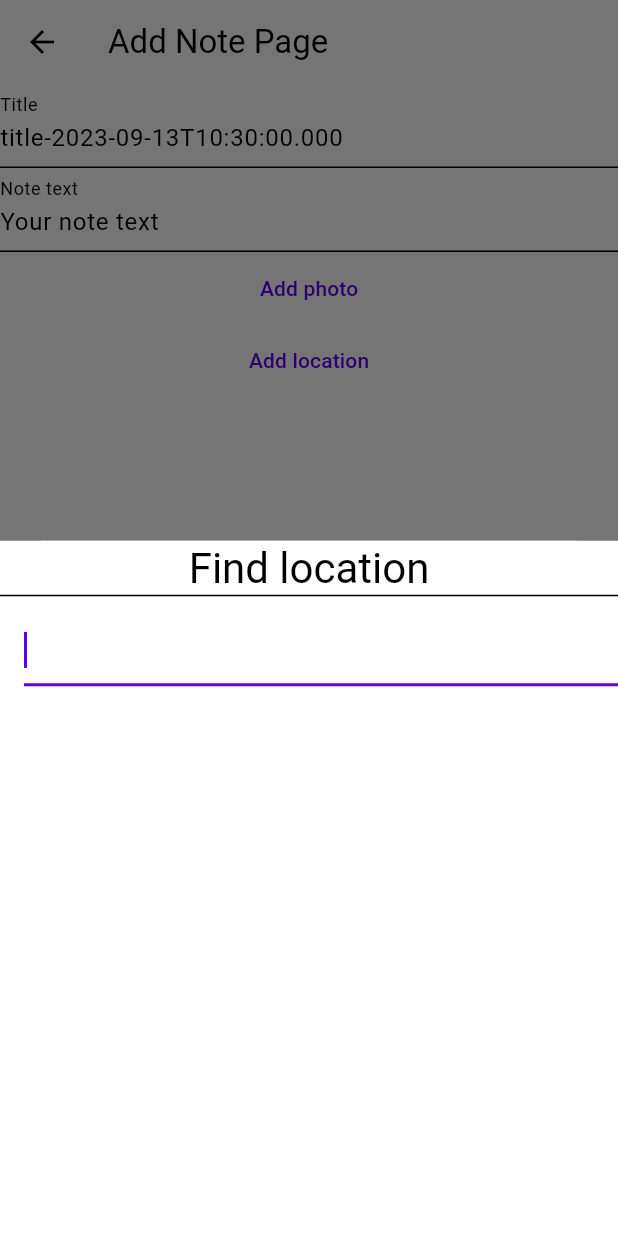
After one commit to Siponek/Flutter-on-Xanax, a Flutter app: the AddNotePage screen opened by its route, after a tap on "Add location", on a phone screen of 412 x 824 dp. The commit adds this screen. Run offline on Flutter 3.47's test engine with Material 2 defaults, Android fonts, the phone set to English and light mode, and no system bars; our stand-ins replace cloud_firestore, device_info_plus, equatable, firebase_core, firebase_storage, flutter_bloc and 7 more; missing offline and left inert: google_maps_webservice; accounts and stored records are empty.

Commit message:
feat: add note page overhaul

```diff
--- a/todoapp/lib/features/home/presentation/pages/add_note_page/add_note_page.dart
+++ b/todoapp/lib/features/home/presentation/pages/add_note_page/add_note_page.dart
@@ -1,11 +1,12 @@
-import 'dart:developer';
 
 import 'package:flutter/material.dart';
 import 'package:flutter_bloc/flutter_bloc.dart';
+import 'package:google_maps_webservice/places.dart';
 import 'package:image_picker/image_picker.dart';
 import 'package:todoapp/features/home/presentation/cubits/add_note_cubit/add_note_cubit.dart';
 import 'package:todoapp/features/home/presentation/cubits/add_note_cubit/add_note_state.dart';
 import 'package:todoapp/features/home/presentation/pages/add_note_page/widgets/bottom_sheet_choose_image.dart';
+import 'package:todoapp/features/home/presentation/pages/add_note_page/widgets/find_location_bottom_sheet/find_location_bottom_sheet.dart';
 
 import 'package:todoapp/services/repository_firestore.dart';
 
@@ -25,7 +26,8 @@ class AddNotePage extends StatefulWidget {
 }
 
 class _AddNotePageState extends State<AddNotePage> {
-  final TextEditingController titleController = TextEditingController();
+  final TextEditingController titleController =
+      TextEditingController(text: "title-${DateTime.now().toIso8601String()}");
   final _formKey = GlobalKey<FormState>();
   @override
   Widget build(BuildContext context) {
@@ -33,13 +35,7 @@ class _AddNotePageState extends State<AddNotePage> {
       create: (context) => AddNoteCubit(context.read<RepositoryFirestore>()),
       child: Builder(builder: (context) {
         return BlocListener<AddNoteCubit, AddNoteState>(
-          listener: (context, state) {
-            // state.whenOrNull(
-            //   failure: (failureMessage, noteInput) {
-            //     titleController.
-            //   },
-            // );
-          },
+          listener: (context, state) {},
           child: Scaffold(
             appBar: AppBar(title: const Text('Add Note Page')),
             floatingActionButton: AddNoteFloatingButton(formKey: _formKey),
@@ -50,6 +46,7 @@ class _AddNotePageState extends State<AddNotePage> {
                   TextFormField(
                     controller: titleController,
                     decoration: const InputDecoration(labelText: 'Title'),
+                    // insert a default value
                     onChanged: (value) =>
                         context.read<AddNoteCubit>().titleChanged(value),
                     validator: (value) {
@@ -61,6 +58,7 @@ class _AddNotePageState extends State<AddNotePage> {
                   ),
                   TextFormField(
                     decoration: const InputDecoration(labelText: 'Note text'),
+                    initialValue: "Your note text",
                     onChanged: (value) =>
                         context.read<AddNoteCubit>().descriptionChanged(value),
                     validator: (value) {
@@ -82,6 +80,19 @@ class _AddNotePageState extends State<AddNotePage> {
                     },
                     child: const Text('Add photo'),
                   ),
+                  TextButton(
+                    onPressed: () async {
+                      final PlaceDetails placeDetails =
+                          await showModalBottomSheet(
+                        context: context,
+                        builder: (context) => const FindLocationBottomSheet(),
+                      );
+                      context
+                          .read<AddNoteCubit>()
+                          .locationChanged(placeDetails);
+                    },
+                    child: const Text('Add location'),
+                  ),
                 ],
               ),
             ),
--- a/todoapp/lib/features/home/presentation/pages/add_note_page/widgets/add_note_floating_button.dart
+++ b/todoapp/lib/features/home/presentation/pages/add_note_page/widgets/add_note_floating_button.dart
@@ -1,6 +1,5 @@
 import 'dart:developer';
 
-import 'package:cloud_firestore/cloud_firestore.dart';
 import 'package:flutter/material.dart';
 import 'package:flutter_bloc/flutter_bloc.dart';
 import 'package:todoapp/features/home/presentation/cubits/add_note_cubit/add_note_cubit.dart';
@@ -26,14 +25,8 @@ class AddNoteFloatingButton extends StatelessWidget {
           orElse: () => FloatingActionButton.extended(
             onPressed: () {
               if (formKey.currentState!.validate()) {
-                log('Note added');
+                log('Note Button pressed', name: 'add_note_floating_button');
                 context.read<AddNoteCubit>().addNote();
-                // log(context
-                //     .read<AddNoteCubit>()
-                //     .state
-                //     .noteInput
-                //     .toJson()
-                //     .toString());
               }
             },
             icon: const Icon(Icons.add),
--- a/todoapp/lib/features/home/presentation/pages/add_note_page/widgets/bottom_sheet_choose_image.dart
+++ b/todoapp/lib/features/home/presentation/pages/add_note_page/widgets/bottom_sheet_choose_image.dart
@@ -3,10 +3,8 @@ import 'dart:io';
 
 import 'package:device_info_plus/device_info_plus.dart';
 import 'package:flutter/material.dart';
-import 'package:flutter_bloc/flutter_bloc.dart';
 import 'package:image_picker/image_picker.dart';
 import 'package:permission_handler/permission_handler.dart';
-import 'package:todoapp/services/repository_firestore.dart';
 
 abstract class BottomSheetChooseImage {
   static Future<XFile?> show(
@@ -22,13 +20,13 @@ abstract class BottomSheetChooseImage {
             TextButton(
                 onPressed: () async {
                   file = await choosePictureFromCamera(context);
-                  Navigator.of(context).pop();
+                  if (context.mounted) Navigator.of(context).pop();
                 },
                 child: const Text('Camera')),
             TextButton(
                 onPressed: () async {
                   file = await choosePictureFromGallery(context);
-                  Navigator.of(context).pop();
+                  if (context.mounted) Navigator.of(context).pop();
                 },
                 child: const Text('Gallery')),
           ],
--- /dev/null
+++ b/todoapp/lib/features/home/presentation/pages/add_note_page/widgets/find_location_bottom_sheet/cubits/find_location_bloc/find_location_bloc.dart
@@ -0,0 +1,48 @@
+import 'package:flutter_bloc/flutter_bloc.dart';
+import 'package:todoapp/features/home/data/repositories/location_repository.dart';
+import 'package:todoapp/features/home/presentation/pages/add_note_page/widgets/find_location_bottom_sheet/cubits/find_location_bloc/find_location_state.dart';
+import 'package:rxdart/rxdart.dart';
+
+class FindLocationEvent {
+  FindLocationEvent({required this.searchText});
+
+  final String searchText;
+}
+
+class FindLocationBloc extends Bloc<FindLocationEvent, FindLocationState> {
+  FindLocationBloc({
+    required LocationRepository locationRepository,
+  })  : _locationRepository = locationRepository,
+        super(const FindLocationState.loaded(placePredictions: [])) {
+    EventTransformer<FindLocationEvent> debounce<FindLocationEvent>(
+        Duration duration) {
+      return (events, mapper) => events.debounceTime(duration).flatMap(mapper);
+    }
+
+    on<FindLocationEvent>(
+      _onFindLocationEvent,
+      transformer: debounce(const Duration(milliseconds: 300)),
+    );
+  }
+
+  final LocationRepository _locationRepository;
+
+  Future<void> searchOnChange(String searchText) async {
+    add(FindLocationEvent(searchText: searchText));
+  }
+
+  Future<void> _onFindLocationEvent(
+    FindLocationEvent event,
+    Emitter<FindLocationState> emit,
+  ) async {
+    if (event.searchText.isEmpty) {
+      emit(const FindLocationState.loaded(placePredictions: []));
+      return;
+    }
+
+    final placeSuggestions =
+        await _locationRepository.searchPlaces(event.searchText);
+
+    emit(FindLocationState.loaded(placePredictions: placeSuggestions));
+  }
+}
--- /dev/null
+++ b/todoapp/lib/features/home/presentation/pages/add_note_page/widgets/find_location_bottom_sheet/cubits/find_location_bloc/find_location_state.dart
@@ -0,0 +1,13 @@
+import 'package:freezed_annotation/freezed_annotation.dart';
+import 'package:google_maps_webservice/places.dart';
+
+part 'find_location_state.freezed.dart';
+
+@freezed
+class FindLocationState with _$FindLocationState {
+  const factory FindLocationState.error() = _ErrorState;
+  const factory FindLocationState.loaded(
+      {required List<Prediction> placePredictions}) = _LoadedState;
+
+  const FindLocationState._();
+}
--- /dev/null
+++ b/todoapp/lib/features/home/presentation/pages/add_note_page/widgets/find_location_bottom_sheet/find_location_bottom_sheet.dart
@@ -0,0 +1,138 @@
+import 'package:flutter/material.dart';
+import 'package:flutter_bloc/flutter_bloc.dart';
+import 'package:google_maps_webservice/places.dart';
+import 'package:todoapp/features/home/data/repositories/location_repository.dart';
+import 'package:todoapp/features/home/presentation/pages/add_note_page/widgets/find_location_bottom_sheet/cubits/find_location_bloc/find_location_bloc.dart';
+import 'package:todoapp/features/home/presentation/pages/add_note_page/widgets/find_location_bottom_sheet/cubits/find_location_bloc/find_location_state.dart';
+
+class FindLocationBottomSheet extends StatelessWidget {
+  const FindLocationBottomSheet({Key? key}) : super(key: key);
+
+  @override
+  Widget build(BuildContext context) {
+    return SizedBox(
+      height: MediaQuery.of(context).size.height * 0.75,
+      child: Scaffold(
+        backgroundColor: Theme.of(context).colorScheme.surface,
+        body: Column(
+          children: [
+            Text('Find location',
+                style: Theme.of(context).textTheme.headlineMedium),
+            const Divider(height: 1, thickness: 1),
+            const Expanded(child: _Body()),
+          ],
+        ),
+      ),
+    );
+  }
+}
+
+class _Body extends StatelessWidget {
+  const _Body({Key? key}) : super(key: key);
+
+  @override
+  Widget build(BuildContext context) {
+    return BlocProvider(
+      create: (_) => FindLocationBloc(
+          locationRepository: context.read<LocationRepository>()),
+      child: BlocBuilder<FindLocationBloc, FindLocationState>(
+        builder: (context, state) {
+          return state.when(
+            error: () => const Text('Error ups'),
+            loaded: (placeSuggestions) => _Loaded(
+              searchOnChange: context.read<FindLocationBloc>().searchOnChange,
+              placePredictions: placeSuggestions,
+            ),
+          );
+        },
+      ),
+    );
+  }
+}
+
+class _Loaded extends StatelessWidget {
+  const _Loaded({
+    Key? key,
+    required this.searchOnChange,
+    required this.placePredictions,
+  }) : super(key: key);
+
+  final Function(String) searchOnChange;
+  final List<Prediction> placePredictions;
+
+  @override
+  Widget build(BuildContext context) {
+    return Column(
+      children: [
+        const SizedBox(height: 12),
+        Padding(
+          padding: const EdgeInsets.only(left: 16),
+          child: TextFormField(
+            onChanged: searchOnChange,
+            autofocus: true,
+          ),
+        ),
+        const SizedBox(height: 12),
+        Expanded(child: _ResultList(placePredictions: placePredictions)),
+      ],
+    );
+  }
+}
+
+class _ResultList extends StatelessWidget {
+  const _ResultList({
+    Key? key,
+    required this.placePredictions,
+  }) : super(key: key);
+
+  final List<Prediction> placePredictions;
+
+  @override
+  Widget build(BuildContext context) {
+    return ListView.builder(
+      itemCount: placePredictions.length,
+      itemBuilder: (context, index) {
+        return _SingleResult(placePrediction: placePredictions[index]);
+      },
+    );
+  }
+}
+
+class _SingleResult extends StatelessWidget {
+  const _SingleResult({
+    Key? key,
+    required this.placePrediction,
+  }) : super(key: key);
+
+  final Prediction placePrediction;
+
+  @override
+  Widget build(BuildContext context) {
+    return Padding(
+      padding: const EdgeInsets.symmetric(horizontal: 16),
+      child: Column(
+        children: [
+          const Divider(height: 1, thickness: 1),
+          const SizedBox(height: 8),
+          ListTile(
+              dense: true,
+              contentPadding:
+                  const EdgeInsets.symmetric(horizontal: 0.0, vertical: 0.0),
+              visualDensity: const VisualDensity(horizontal: 0, vertical: -4),
+              // title: Text(placePrediction.description.split(', ').last),
+              title: Text(placePrediction.description ?? 'No description'),
+              onTap: () async {
+                if (placePrediction.placeId != null) {
+                  final PlaceDetails result = await context
+                      .read<LocationRepository>()
+                      .getDetailsOfPlaceId(placePrediction.placeId!);
+
+                  Navigator.pop(context, result);
+                }
+              }),
+          const SizedBox(height: 8),
+        ],
+      ),
+    );
+  }
+}
```
Also changed, not shown: todoapp/lib/features/home/presentation/pages/add_note_page/widgets/find_location_bottom_sheet/cubits/find_location_bloc/find_location_state.freezed.dart (added).
